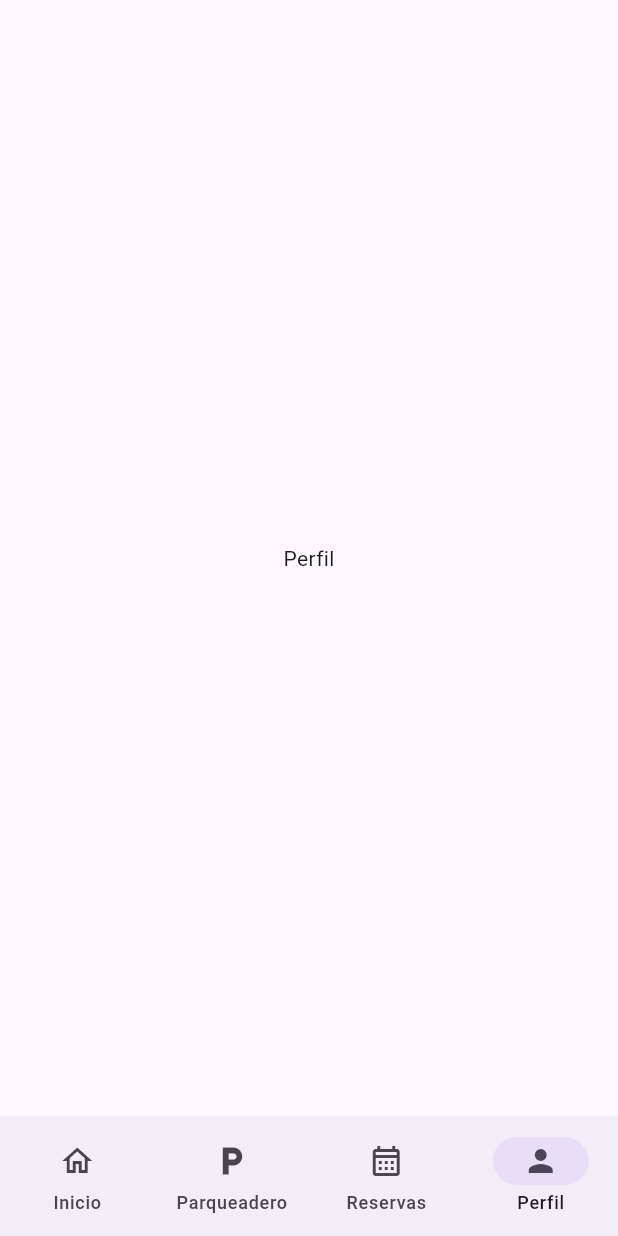
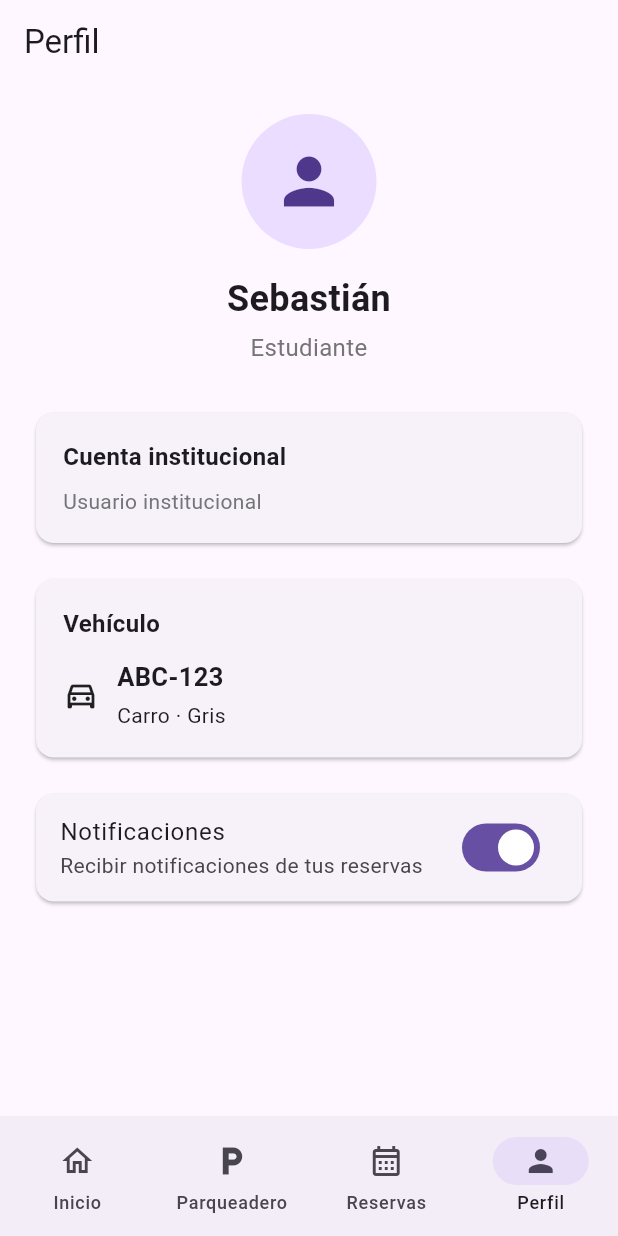
Before and after one commit to AlexD335/smartparking-campus, a Flutter app: the MainScreen screen opened directly, item 4 of the bottom bar chosen, on a phone screen of 412 x 824 dp. Run offline on Flutter 3.47's test engine with Material 3 defaults, Android fonts, the phone set to English and light mode, and no system bars.

Commit message:
feat: add profile screen

```diff
--- a/lib/screens/main_screen.dart
+++ b/lib/screens/main_screen.dart
@@ -5,6 +5,7 @@ import 'home_screen.dart';
 import 'parking_screen.dart';
 import '../models/reservation.dart';
 import 'reservations_screen.dart';
+import 'profile_screen.dart';
 
 
 class MainScreen extends StatefulWidget {
@@ -45,9 +46,7 @@ class _MainScreenState extends State<MainScreen> {
       ReservationsScreen(
         reservations: _reservations,
       ),
-      const Center(
-        child: Text('Perfil'),
-      ),
+      const ProfileScreen(),
     ];
     return Scaffold(
       body: screens[_currentIndex],
--- /dev/null
+++ b/lib/screens/profile_screen.dart
@@ -0,0 +1,119 @@
+import 'package:flutter/material.dart';
+
+class ProfileScreen extends StatelessWidget {
+  const ProfileScreen({super.key});
+
+  @override
+  Widget build(BuildContext context) {
+    return Scaffold(
+      appBar: AppBar(
+        title: const Text('Perfil'),
+      ),
+      body: ListView(
+        padding: const EdgeInsets.all(20),
+        children: [
+          const CircleAvatar(
+            radius: 45,
+            child: Icon(
+              Icons.person,
+              size: 50,
+            ),
+          ),
+          const SizedBox(height: 16),
+          const Text(
+            'Sebastián',
+            textAlign: TextAlign.center,
+            style: TextStyle(
+              fontSize: 24,
+              fontWeight: FontWeight.bold,
+            ),
+          ),
+          const SizedBox(height: 4),
+          Text(
+            'Estudiante',
+            textAlign: TextAlign.center,
+            style: TextStyle(
+              fontSize: 16,
+              color: Colors.grey.shade600,
+            ),
+          ),
+          const SizedBox(height: 28),
+          Card(
+            child: Padding(
+              padding: const EdgeInsets.all(18),
+              child: Column(
+                crossAxisAlignment: CrossAxisAlignment.start,
+                children: [
+                  const Text(
+                    'Cuenta institucional',
+                    style: TextStyle(
+                      fontSize: 16,
+                      fontWeight: FontWeight.bold,
+                    ),
+                  ),
+                  const SizedBox(height: 8),
+                  Text(
+                    'Usuario institucional',
+                    style: TextStyle(
+                      color: Colors.grey.shade600,
+                    ),
+                  ),
+                ],
+              ),
+            ),
+          ),
+          const SizedBox(height: 16),
+          Card(
+            child: Padding(
+              padding: const EdgeInsets.all(18),
+              child: Column(
+                crossAxisAlignment: CrossAxisAlignment.start,
+                children: [
+                  const Text(
+                    'Vehículo',
+                    style: TextStyle(
+                      fontSize: 16,
+                      fontWeight: FontWeight.bold,
+                    ),
+                  ),
+                  const SizedBox(height: 12),
+                  const Row(
+                    children: [
+                      Icon(Icons.directions_car_outlined),
+                      SizedBox(width: 12),
+                      Column(
+                        crossAxisAlignment: CrossAxisAlignment.start,
+                        children: [
+                          Text(
+                            'ABC-123',
+                            style: TextStyle(
+                              fontSize: 17,
+                              fontWeight: FontWeight.w600,
+                            ),
+                          ),
+                          SizedBox(height: 4),
+                          Text('Carro · Gris'),
+                        ],
+                      ),
+                    ],
+                  ),
+                ],
+              ),
+            ),
+          ),
+          const SizedBox(height: 16),
+          Card(
+            child: SwitchListTile(
+              title: const Text('Notificaciones'),
+              subtitle: const Text(
+                'Recibir notificaciones de tus reservas',
+              ),
+              value: true,
+              onChanged: (value) {},
+            ),
+          ),
+        ],
+      ),
+    );
+  }
+}
```
